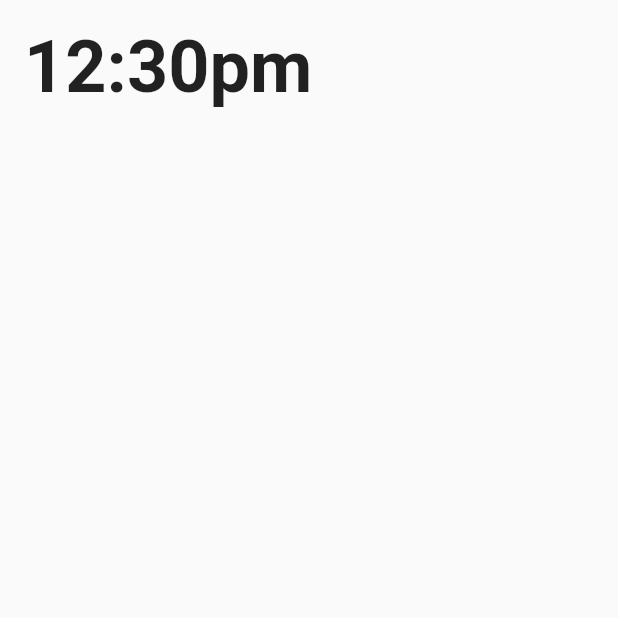
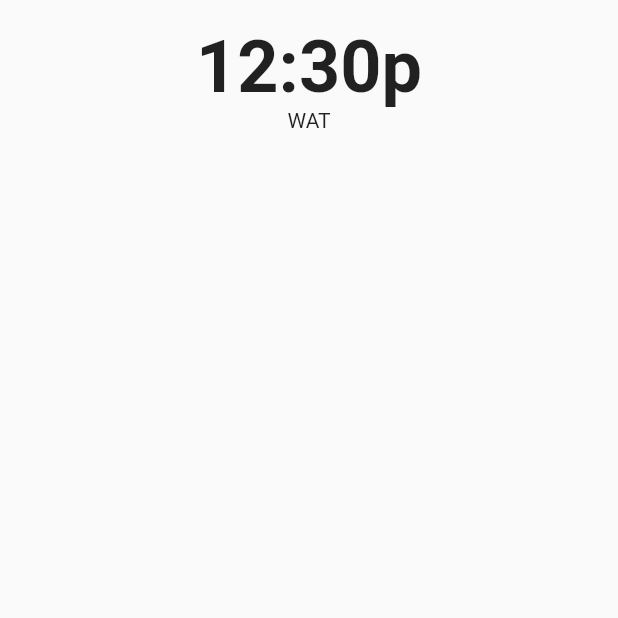
Before and after one commit to Drounz/twoam, a Flutter app: the HomePage screen opened directly, on a phone screen of 412 x 824 dp, the top half of it. Run offline on Flutter 3.47's test engine with Material 2 defaults, Android fonts, the phone set to English and light mode, and no system bars.

Commit message:
added the timeer text   wat and put it in the center

```diff
--- a/lib/home.dart
+++ b/lib/home.dart
@@ -10,15 +10,28 @@ class HomePage extends StatefulWidget {
 class _HomePageState extends State<HomePage> {
   @override
   Widget build(BuildContext context) {
-    return Scaffold(
-      body: const Padding(
+    return const Scaffold(
+      body: Padding(
         padding: EdgeInsets.all(16),
         child: Column(
           children: [
-            Text(
-              "12:30pm",
-              style: TextStyle(fontSize: 48, fontWeight: FontWeight.bold),
-            ),
+            Align(
+              alignment: Alignment.center,
+              child: Column(
+                mainAxisAlignment: MainAxisAlignment.center,
+                children: [
+                  Text(
+                    "12:30p",
+                    style: TextStyle(fontSize: 48, fontWeight: FontWeight.bold),
+                  ),
+                  Text(
+                    "WAT",
+                    style:
+                        TextStyle(fontSize: 14, fontWeight: FontWeight.normal),
+                  ),
+                ],
+              ),
+            )
           ],
         ),
       ),
```
